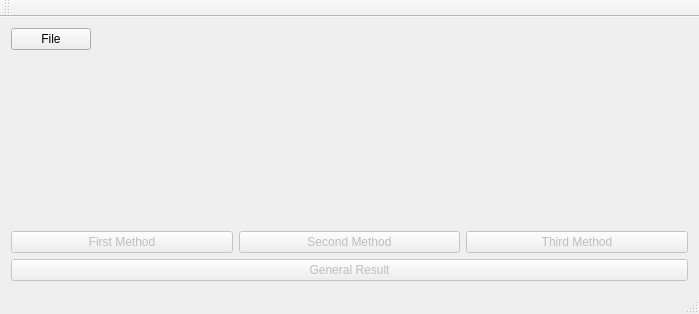
First picture: the form in mainwindow.ui, repository SVN93/MACSOS_lab1, before the edit.
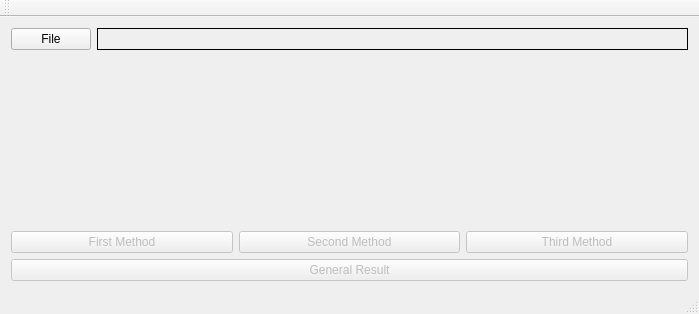
Second picture: the form after the edit.

What changed in the file:
```diff
--- a/mainwindow.ui
+++ b/mainwindow.ui
@@ -34,6 +34,9 @@
             <verstretch>0</verstretch>
            </sizepolicy>
           </property>
+          <property name="frameShape">
+           <enum>QFrame::Panel</enum>
+          </property>
           <property name="text">
            <string/>
           </property>
```
Left out of the diff: 2 changed lines with no effect on the pictures.
